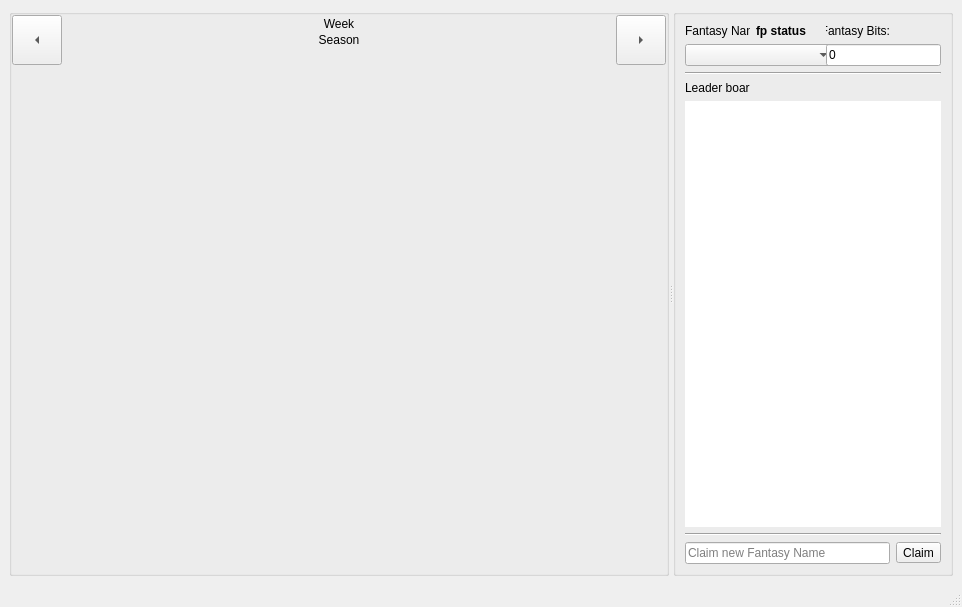
First picture: the form in cute-fantasy/mainwindow.ui, repository protoblock/protoblock, before the edit.
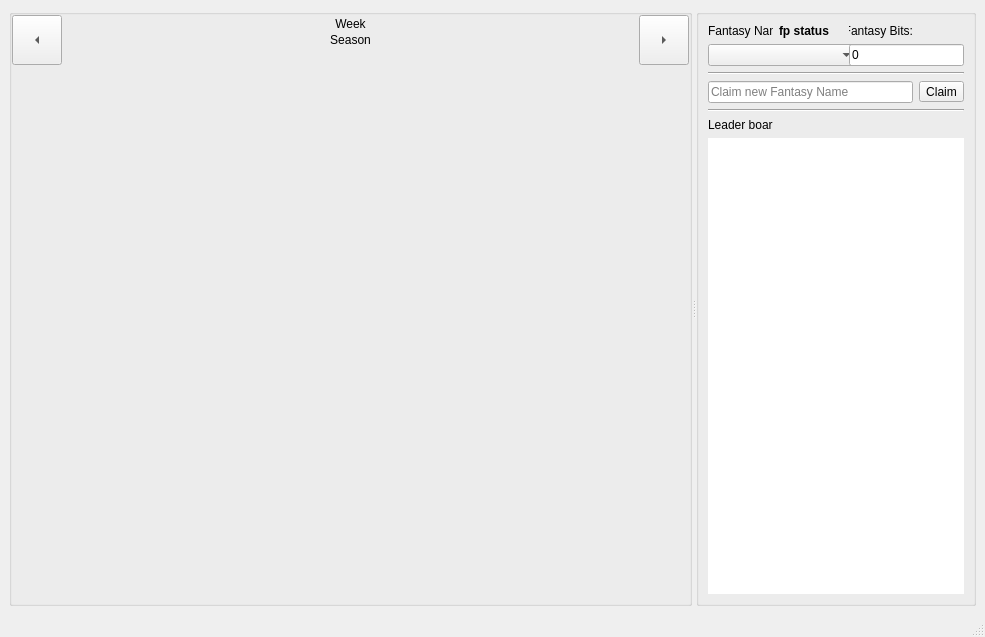
Second picture: the form after the edit. Custom widgets are drawn as their Qt base class.

Commit message: - Fixed Leaderboard refresh. - Changed "claim name" panel back on top of the leaderboard list. - Triggred leaderboard refresh on NameBalance received and onName Status.

Diff of the .ui file:
```diff
--- a/cute-fantasy/mainwindow.ui
+++ b/cute-fantasy/mainwindow.ui
@@ -6,8 +6,8 @@
    <rect>
     <x>0</x>
     <y>0</y>
-    <width>962</width>
-    <height>607</height>
+    <width>985</width>
+    <height>637</height>
    </rect>
   </property>
   <property name="windowTitle">
@@ -263,13 +263,52 @@
          </widget>
         </item>
         <item row="2" column="0" colspan="4">
+         <widget class="Line" name="line_2">
+          <property name="orientation">
+           <enum>Qt::Horizontal</enum>
+          </property>
+         </widget>
+        </item>
+        <item row="3" column="0" colspan="3">
+         <widget class="QLineEdit" name="myClamNewNameLE">
+          <property name="statusTip">
+           <string>Enter a new fantasy name and click claim to request a new one</string>
+          </property>
+          <property name="inputMask">
+           <string/>
+          </property>
+          <property name="text">
+           <string/>
+          </property>
+          <property name="placeholderText">
+           <string>Claim new Fantasy Name </string>
+          </property>
+          <property name="clearButtonEnabled">
+           <bool>true</bool>
+          </property>
+         </widget>
+        </item>
+        <item row="3" column="3">
+         <widget class="QToolButton" name="myClaimFantasyNameButton">
+          <property name="layoutDirection">
+           <enum>Qt::LeftToRight</enum>
+          </property>
+          <property name="text">
+           <string>Claim</string>
+          </property>
+          <property name="arrowType">
+           <enum>Qt::NoArrow</enum>
+          </property>
+         </widget>
+        </item>
+        <item row="4" column="0" colspan="4">
          <widget class="Line" name="line">
           <property name="orientation">
            <enum>Qt::Horizontal</enum>
           </property>
          </widget>
         </item>
-        <item row="3" column="0">
+        <item row="5" column="0">
          <widget class="QLabel" name="label">
           <property name="font">
            <font>
@@ -286,7 +325,7 @@
           </property>
          </widget>
         </item>
-        <item row="4" column="0" colspan="4">
+        <item row="6" column="0" colspan="4">
          <widget class="QTableView" name="myLeaderBaordTableView">
           <property name="frameShape">
            <enum>QFrame::Box</enum>
@@ -308,45 +347,6 @@
           </attribute>
          </widget>
         </item>
-        <item row="5" column="0" colspan="4">
-         <widget class="Line" name="line_2">
-          <property name="orientation">
-           <enum>Qt::Horizontal</enum>
-          </property>
-         </widget>
-        </item>
-        <item row="6" column="0" colspan="3">
-         <widget class="QLineEdit" name="myClamNewNameLE">
-          <property name="statusTip">
-           <string>Enter a new fantasy name and click claim to request a new one</string>
-          </property>
-          <property name="inputMask">
-           <string/>
-          </property>
-          <property name="text">
-           <string/>
-          </property>
-          <property name="placeholderText">
-           <string>Claim new Fantasy Name </string>
-          </property>
-          <property name="clearButtonEnabled">
-           <bool>true</bool>
-          </property>
-         </widget>
-        </item>
-        <item row="6" column="3">
-         <widget class="QToolButton" name="myClaimFantasyNameButton">
-          <property name="layoutDirection">
-           <enum>Qt::LeftToRight</enum>
-          </property>
-          <property name="text">
-           <string>Claim</string>
-          </property>
-          <property name="arrowType">
-           <enum>Qt::NoArrow</enum>
-          </property>
-         </widget>
-        </item>
        </layout>
       </widget>
      </widget>
```
Left out of the diff: 2 changed lines with no effect on the pictures. The commit also changes 2 other files.
